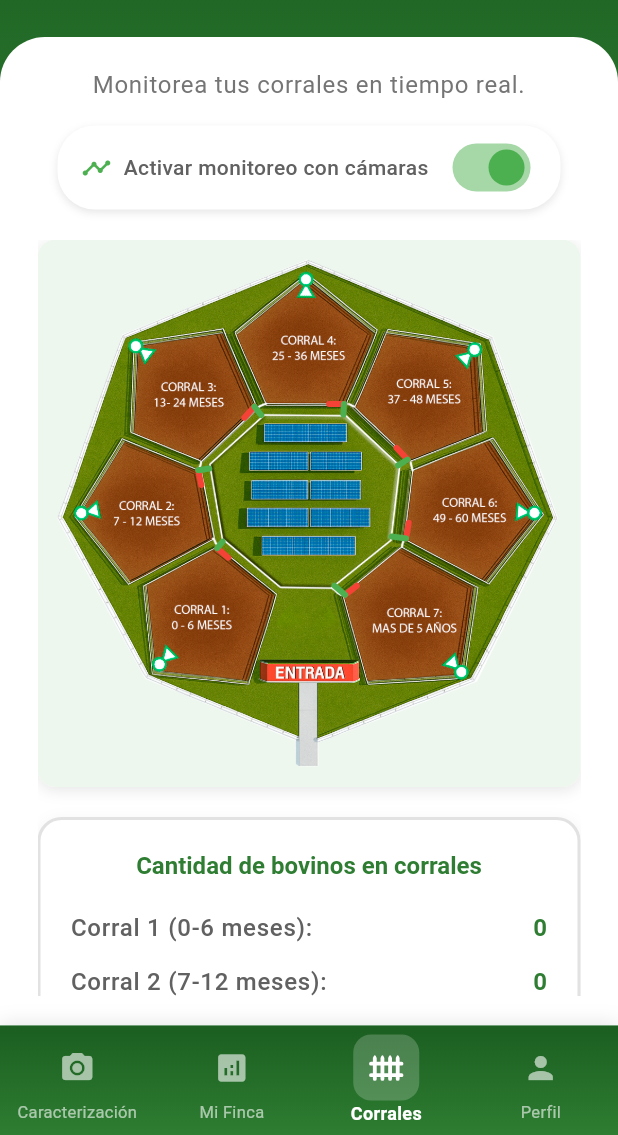
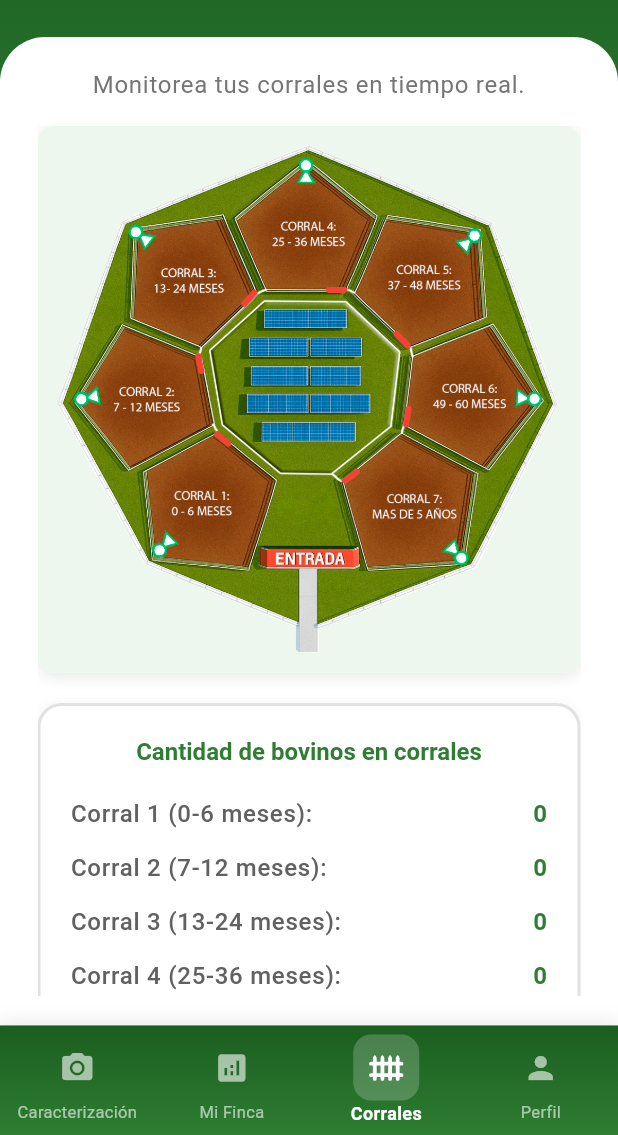
Before and after one commit to Cristhian-Leon1/app_multiplataforma_monitoreo_bovinos_ia, a Flutter app: the HomeView screen opened by its route, item 3 of the bottom bar chosen, on a phone screen of 412 x 824 dp, the part 101-1236 px from its top. Run offline on Flutter 3.47's test engine with Material 3 defaults, Android fonts, the phone set to English and light mode, and no system bars; our stand-ins replace fl_chart, flutter_svg, image_picker, permission_handler, shared_preferences; accounts and stored records are empty.

Commit message:
mejoras en llenado de corrales en pagina de monitoreo de corrales

```diff
--- a/lib/data/services/pose_service.dart
+++ b/lib/data/services/pose_service.dart
@@ -7,7 +7,7 @@ import '../models/pose_model.dart';
 
 /// Servicio para el análisis de pose de bovinos
 class PoseService {
-  static const String _baseUrl = 'https://65f940e00ac7.ngrok-free.app';
+  static const String _baseUrl = 'https://8475c51460c6.ngrok-free.app';
   static const String _predictEndpoint = '/predict/';
 
   static const Map<String, String> _headers = {
--- a/lib/main.dart
+++ b/lib/main.dart
@@ -32,8 +32,18 @@ class MyApp extends StatelessWidget {
       providers: [
         ChangeNotifierProvider(create: (_) => AuthProvider()),
         ChangeNotifierProvider(create: (_) => CattleIdentificationProvider()),
-        ChangeNotifierProvider(create: (_) => StatisticsProvider()),
-        ChangeNotifierProvider(create: (_) => CattlePensProvider()),
+        ChangeNotifierProvider(
+          create: (_) => CattlePensProvider()..initialize(),
+        ),
+        ChangeNotifierProxyProvider<CattlePensProvider, StatisticsProvider>(
+          create: (context) => StatisticsProvider(),
+          update: (context, cattlePensProvider, statisticsProvider) {
+            if (statisticsProvider != null) {
+              statisticsProvider.setCattlePensProvider(cattlePensProvider);
+            }
+            return statisticsProvider ?? StatisticsProvider();
+          },
+        ),
       ],
       child: MaterialApp(
         title: AppConstants.appName,
--- a/lib/presentation/pages/cattle_pens_page.dart
+++ b/lib/presentation/pages/cattle_pens_page.dart
@@ -22,10 +22,10 @@ class CattlePensPage extends StatelessWidget {
           ),
           const SizedBox(height: 15),
 
-          // Control para alternar líneas del corral
+          /* // Control para alternar líneas del corral
           _buildToggleLineControl(context),
           const SizedBox(height: 10),
-
+          */
           // Contenedores en columna
           Expanded(
             child: SingleChildScrollView(
@@ -221,7 +221,7 @@ class CattlePensPage extends StatelessWidget {
     );
   }
 
-  Widget _buildToggleLineControl(BuildContext context) {
+  /*   Widget _buildToggleLineControl(BuildContext context) {
     return Consumer<CattlePensProvider>(
       builder: (context, corralProvider, child) {
         return Column(
@@ -268,10 +268,10 @@ class CattlePensPage extends StatelessWidget {
                 ],
               ),
             ),
-            SizedBox(height: 10),
+            const SizedBox(height: 10),
           ],
         );
       },
     );
-  }
+  } */
 }
--- a/lib/presentation/providers/cattle_pens_provider.dart
+++ b/lib/presentation/providers/cattle_pens_provider.dart
@@ -1,5 +1,7 @@
 import 'package:flutter/material.dart';
+import 'package:shared_preferences/shared_preferences.dart';
 import 'dart:math' as math;
+import 'dart:async';
 
 class CattlePensProvider extends ChangeNotifier {
   // Coordenadas de los puntos del Corral 1 (imagen original 1024x1024)
@@ -108,6 +110,30 @@ class CattlePensProvider extends ChangeNotifier {
   bool _showCorral6Lines = true;
   bool _showCorral7Lines = true;
 
+  // Estado de visibilidad de las puertas
+  bool _showRedGates = true; // Puertas rojas (A1, B1, C1, D1, E1, F1, G1)
+  bool _showGreenGates =
+      false; // Puertas verdes (A2, B2, C2, D2, E2, F2, G2) - ocultas por defecto
+
+  // Variables para almacenamiento de cantidades de bovinos por corral
+  Map<String, int> _storedCorralCounts = {};
+  Map<String, int> _currentCorralCounts = {};
+
+  // Variables para control de animaciones de puertas
+  final Map<String, Timer?> _gateAnimationTimers = {};
+  final Map<String, bool> _animatingGates = {};
+
+  // Mapeo de rangos de edad a corrales/puertas
+  static const Map<String, String> _rangoToGate = {
+    '0-6 meses': 'A',
+    '7-12 meses': 'B',
+    '13-24 meses': 'C',
+    '25-36 meses': 'D',
+    '37-48 meses': 'E',
+    '49-60 meses': 'F',
+    'Mayores a 60 meses': 'G',
+  };
+
   // Getters
   bool get showCorralLines => _showCorralLines;
   bool get showCorral1Lines => _showCorral1Lines;
@@ -117,6 +143,8 @@ class CattlePensProvider extends ChangeNotifier {
   bool get showCorral5Lines => _showCorral5Lines;
   bool get showCorral6Lines => _showCorral6Lines;
   bool get showCorral7Lines => _showCorral7Lines;
+  bool get showRedGates => _showRedGates;
+  bool get showGreenGates => _showGreenGates;
   List<Offset> get corral1Points => _corral1Points;
   List<Offset> get corral2Points => _corral2Points;
   List<Offset> get corral3Points => _corral3Points;
@@ -125,6 +153,16 @@ class CattlePensProvider extends ChangeNotifier {
   List<Offset> get corral6Points => _corral6Points;
   List<Offset> get corral7Points => _corral7Points;
   double get originalImageSize => _originalImageSize;
+  Map<String, int> get currentCorralCounts => _currentCorralCounts;
+  Map<String, bool> get animatingGates => _animatingGates;
+
+  /// Inicializar el provider cargando datos almacenados
+  Future<void> initialize() async {
+    debugPrint('=== INICIALIZANDO CATTLE PENS PROVIDER ===');
+    await loadStoredCorralCounts();
+    debugPrint('Datos cargados desde SharedPreferences: $_storedCorralCounts');
+    notifyListeners();
+  }
 
   /// Obtener las líneas de conexión del corral 1
   List<LineConnection> getCorral1Lines() {
@@ -469,13 +507,13 @@ class CattlePensProvider extends ChangeNotifier {
         start: Offset(punto5.dx * scaleFactor, punto5.dy * scaleFactor),
         end: Offset(_punto50.dx * scaleFactor, _punto50.dy * scaleFactor),
         id: 'A1',
-        color: Colors.red,
+        color: getGateColor('A1'),
       ),
       GateConnection(
         start: Offset(punto5.dx * scaleFactor, punto5.dy * scaleFactor),
         end: Offset(_punto51.dx * scaleFactor, _punto51.dy * scaleFactor),
         id: 'A2',
-        color: Colors.green,
+        color: getGateColor('A2'),
       ),
 
       // Puertas del Corral 2 (B)
@@ -483,13 +521,13 @@ class CattlePensProvider extends ChangeNotifier {
         start: Offset(punto12.dx * scaleFactor, punto12.dy * scaleFactor),
         end: Offset(_punto52.dx * scaleFactor, _punto52.dy * scaleFactor),
         id: 'B1',
-        color: Colors.red,
+        color: getGateColor('B1'),
       ),
       GateConnection(
         start: Offset(punto12.dx * scaleFactor, punto12.dy * scaleFactor),
         end: Offset(_punto53.dx * scaleFactor, _punto53.dy * scaleFactor),
         id: 'B2',
-        color: Colors.green,
+        color: getGateColor('B2'),
       ),
 
       // Puertas del Corral 3 (C)
@@ -497,13 +535,13 @@ class CattlePensProvider extends ChangeNotifier {
         start: Offset(punto19.dx * scaleFactor, punto19.dy * scaleFactor),
         end: Offset(_punto54.dx * scaleFactor, _punto54.dy * scaleFactor),
         id: 'C1',
-        color: Colors.red,
+        color: getGateColor('C1'),
       ),
       GateConnection(
         start: Offset(punto19.dx * scaleFactor, punto19.dy * scaleFactor),
         end: Offset(_punto55.dx * scaleFactor, _punto55.dy * scaleFactor),
         id: 'C2',
-        color: Colors.green,
+        color: getGateColor('C2'),
       ),
 
       // Puertas del Corral 4 (D)
@@ -511,13 +549,13 @@ class CattlePensProvider extends ChangeNotifier {
         start: Offset(punto26.dx * scaleFactor, punto26.dy * scaleFactor),
         end: Offset(_punto56.dx * scaleFactor, _punto56.dy * scaleFactor),
         id: 'D1',
-        color: Colors.red,
+        color: getGateColor('D1'),
       ),
       GateConnection(
         start: Offset(punto26.dx * scaleFactor, punto26.dy * scaleFactor),
         end: Offset(_punto57.dx * scaleFactor, _punto57.dy * scaleFactor),
         id: 'D2',
-        color: Colors.green,
+        color: getGateColor('D2'),
       ),
 
       // Puertas del Corral 5 (E)
@@ -525,13 +563,13 @@ class CattlePensProvider extends ChangeNotifier {
         start: Offset(punto33.dx * scaleFactor, punto33.dy * scaleFactor),
         end: Offset(_punto58.dx * scaleFactor, _punto58.dy * scaleFactor),
         id: 'E1',
-        color: Colors.red,
+        color: getGateColor('E1'),
       ),
       GateConnection(
         start: Offset(punto33.dx * scaleFactor, punto33.dy * scaleFactor),
         end: Offset(_punto59.dx * scaleFactor, _punto59.dy * scaleFactor),
         id: 'E2',
-        color: Colors.green,
+        color: getGateColor('E2'),
       ),
 
       // Puertas del Corral 6 (F)
@@ -539,13 +577,13 @@ class CattlePensProvider extends ChangeNotifier {
         start: Offset(punto40.dx * scaleFactor, punto40.dy * scaleFactor),
         end: Offset(_punto60.dx * scaleFactor, _punto60.dy * scaleFactor),
         id: 'F1',
-        color: Colors.red,
+        color: getGateColor('F1'),
       ),
       GateConnection(
         start: Offset(punto40.dx * scaleFactor, punto40.dy * scaleFactor),
         end: Offset(_punto61.dx * scaleFactor, _punto61.dy * scaleFactor),
         id: 'F2',
-        color: Colors.green,
+        color: getGateColor('F2'),
       ),
 
       // Puertas del Corral 7 (G)
@@ -553,17 +591,32 @@ class CattlePensProvider extends ChangeNotifier {
         start: Offset(punto47.dx * scaleFactor, punto47.dy * scaleFactor),
         end: Offset(_punto62.dx * scaleFactor, _punto62.dy * scaleFactor),
         id: 'G1',
-        color: Colors.red,
+        color: getGateColor('G1'),
       ),
       GateConnection(
         start: Offset(punto47.dx * scaleFactor, punto47.dy * scaleFactor),
         end: Offset(_punto63.dx * scaleFactor, _punto63.dy * scaleFactor),
         id: 'G2',
-        color: Colors.green,
+        color: getGateColor('G2'),
       ),
     ];
 
-    return gates;
+    // Filtrar las puertas según su visibilidad y animaciones
+    return gates.where((gate) {
+      // Durante animaciones, mostrar ambas puertas del par afectado
+      if (isGateAnimating(gate.id)) {
+        return true; // Mostrar ambas puertas durante animación
+      }
+
+      // Lógica normal de visibilidad basada en el ID de la puerta
+      if (gate.id.endsWith('1') && !_showRedGates) {
+        return false; // Ocultar puertas tipo 1 si están deshabilitadas
+      }
+      if (gate.id.endsWith('2') && !_showGreenGates) {
+        return false; // Ocultar puertas tipo 2 si están deshabilitadas
+      }
+      return true; // Mostrar la puerta
+    }).toList();
   }
 
   /// Alternar la visibilidad de las líneas del corral
@@ -632,6 +685,166 @@ class CattlePensProvider extends ChangeNotifier {
     _showCorral7Lines = false;
     notifyListeners();
   }
+
+  /// Métodos para controlar la visibilidad de las puertas
+  void toggleRedGates() {
+    _showRedGates = !_showRedGates;
+    notifyListeners();
+  }
+
+  void toggleGreenGates() {
+    _showGreenGates = !_showGreenGates;
+    notifyListeners();
+  }
+
+  void enableRedGates() {
+    _showRedGates = true;
+    notifyListeners();
+  }
+
+  void hideRedGates() {
+    _showRedGates = false;
+    notifyListeners();
+  }
+
+  void enableGreenGates() {
+    _showGreenGates = true;
+    notifyListeners();
+  }
+
+  void hideGreenGates() {
+    _showGreenGates = false;
+    notifyListeners();
+  }
+
+  /// Cargar cantidades almacenadas desde SharedPreferences
+  Future<void> loadStoredCorralCounts() async {
+    try {
+      final prefs = await SharedPreferences.getInstance();
+      final keys = [
+        '0-6 meses',
+        '7-12 meses',
+        '13-24 meses',
+        '25-36 meses',
+        '37-48 meses',
+        '49-60 meses',
+        'Mayores a 60 meses',
+      ];
+
+      for (String key in keys) {
+        final count = prefs.getInt('corral_$key') ?? 0;
+        _storedCorralCounts[key] = count;
+      }
+    } catch (e) {
+      debugPrint('Error loading stored corral counts: $e');
+    }
+  }
+
+  /// Guardar cantidades actuales en SharedPreferences
+  Future<void> saveCorralCounts() async {
+    try {
+      final prefs = await SharedPreferences.getInstance();
+      for (String key in _currentCorralCounts.keys) {
+        await prefs.setInt('corral_$key', _currentCorralCounts[key] ?? 0);
+      }
+      _storedCorralCounts = Map.from(_currentCorralCounts);
+    } catch (e) {
+      debugPrint('Error saving corral counts: $e');
+    }
+  }
+
+  /// Actualizar cantidades desde StatisticsProvider y detectar cambios
+  Future<void> updateCorralCounts(Map<String, int> newCounts) async {
+    _currentCorralCounts = Map.from(newCounts);
+
+    // Detectar aumentos en cada corral
+    for (String rangoEdad in newCounts.keys) {
+      final currentCount = newCounts[rangoEdad] ?? 0;
+      final storedCount = _storedCorralCounts[rangoEdad] ?? 0;
+
+      // Si hay un aumento, activar animación de puertas
+      if (currentCount > storedCount) {
+        await _activateGateAnimation(rangoEdad);
+      }
+    }
+
+    // Guardar las nuevas cantidades
+    await saveCorralCounts();
+    notifyListeners();
+  }
+
+  /// Activar animación de puertas para un rango de edad específico
+  Future<void> _activateGateAnimation(String rangoEdad) async {
+    final gatePrefix = _rangoToGate[rangoEdad];
+    if (gatePrefix == null) return;
+
+    final gateKey = '${gatePrefix}1_${gatePrefix}2';
+
+    // Cancelar timer anterior si existe
+    _gateAnimationTimers[gateKey]?.cancel();
+
+    // Marcar puertas como animándose
+    _animatingGates[gateKey] = true;
+    notifyListeners();
+
+    // Configurar timer para restaurar estado después de 10 segundos
+    _gateAnimationTimers[gateKey] = Timer(const Duration(seconds: 10), () {
+      _animatingGates[gateKey] = false;
+      notifyListeners();
+    });
+  }
+
+  /// Verificar si una puerta específica está en animación
+  bool isGateAnimating(String gateName) {
+    // Determinar el key basado en el nombre de la puerta
+    String gateKey = '';
+    if (gateName.startsWith('A')) {
+      gateKey = 'A1_A2';
+    } else if (gateName.startsWith('B')) {
+      gateKey = 'B1_B2';
+    } else if (gateName.startsWith('C')) {
+      gateKey = 'C1_C2';
+    } else if (gateName.startsWith('D')) {
+      gateKey = 'D1_D2';
+    } else if (gateName.startsWith('E')) {
+      gateKey = 'E1_E2';
+    } else if (gateName.startsWith('F')) {
+      gateKey = 'F1_F2';
+    } else if (gateName.startsWith('G')) {
+      gateKey = 'G1_G2';
+    }
+
+    return _animatingGates[gateKey] ?? false;
+  }
+
+  /// Obtener color de puerta considerando animaciones
+  Color getGateColor(String gateName) {
+    if (isGateAnimating(gateName)) {
+      // Durante animación: A1,B1,C1,D1,E1,F1,G1 -> verde, A2,B2,C2,D2,E2,F2,G2 -> rojo
+      if (gateName.endsWith('1')) {
+        return Colors.green; // Puerta tipo 1 se vuelve verde
+      } else {
+        return Colors.red; // Puerta tipo 2 se vuelve roja
+      }
+    } else {
+      // Estado normal: A1,B1,C1,D1,E1,F1,G1 -> rojo, A2,B2,C2,D2,E2,F2,G2 -> verde
+      if (gateName.endsWith('1')) {
+        return Colors.red; // Puerta tipo 1 es roja por defecto
+      } else {
+        return Colors.green; // Puerta tipo 2 es verde por defecto
+      }
+    }
+  }
+
+  /// Limpiar todos los timers al dispose
+  @override
+  void dispose() {
+    for (Timer? timer in _gateAnimationTimers.values) {
+      timer?.cancel();
+    }
+    _gateAnimationTimers.clear();
+    super.dispose();
+  }
 }
 
 /// Clase para representar una conexión entre dos puntos
```
Also changed, not shown: lib/presentation/providers/statistics_provider.dart (+14 -0 lines).
